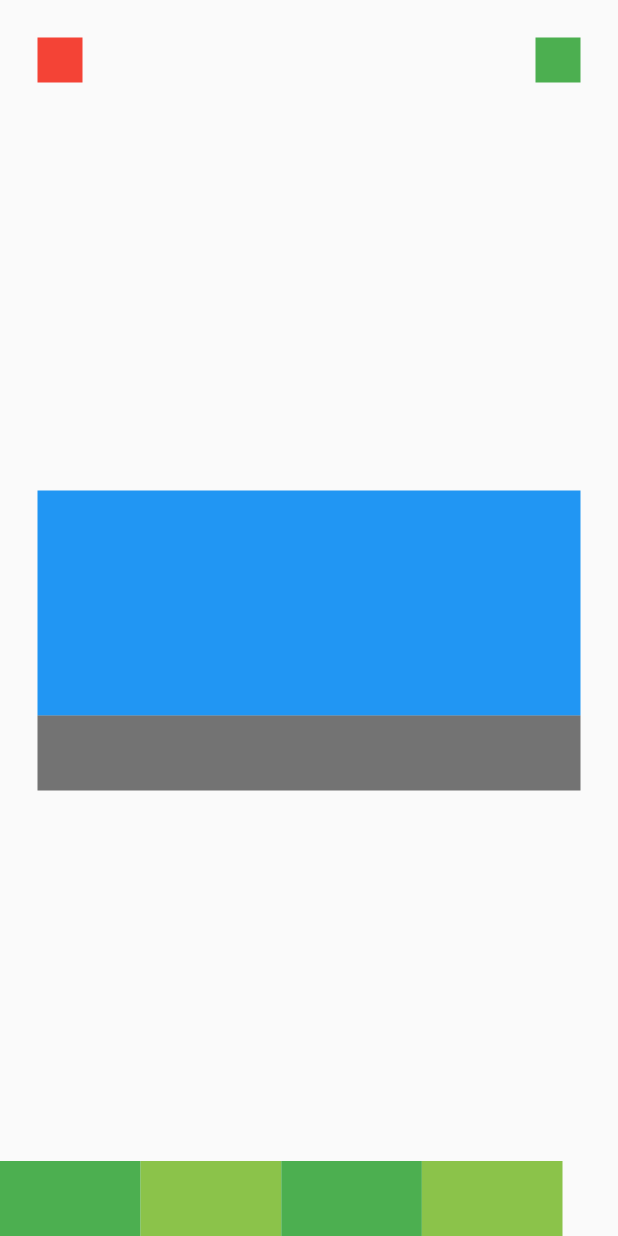
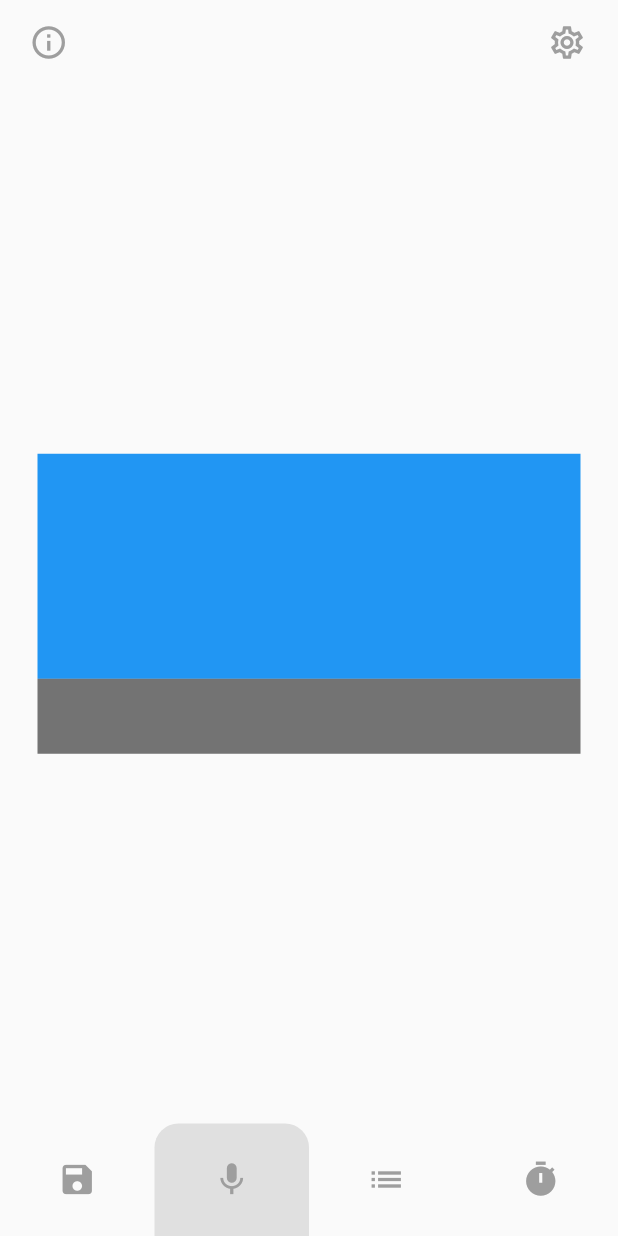
Before and after one commit to B1loliddin/noise-meter-app, a Flutter app: the screen it shows after launch, on a phone screen of 412 x 824 dp. Run offline on Flutter 3.47's test engine with Material 2 defaults, Android fonts, the light colour scheme and no system bars.

Commit message:
Added app bar and bottom navigation bar

```diff
--- a/lib/pages/main_page.dart
+++ b/lib/pages/main_page.dart
@@ -6,26 +6,38 @@ class MainPage extends StatelessWidget {
   @override
   Widget build(BuildContext context) {
     return Scaffold(
-      body: SafeArea(
-        child: Column(
-          mainAxisAlignment: MainAxisAlignment.spaceBetween,
-          children: <Widget>[
-            Padding(
-              padding: const EdgeInsets.all(25),
-              child: Row(
-                mainAxisAlignment: MainAxisAlignment.spaceBetween,
-                children: <Widget>[
-                  Container(width: 30, height: 30, color: Colors.red),
-                  Container(width: 30, height: 30, color: Colors.green),
+      appBar: AppBar(
+        forceMaterialTransparency: true,
+        leadingWidth: 65,
+        leading: IconButton(
+          onPressed: () {},
+          splashRadius: 25,
+          iconSize: 26,
+          icon: const Icon(
+            Icons.info_outline,
+            color: Colors.grey,
+          ),
+        ),
+        actions: <Widget>[
+          IconButton(
+            onPressed: () {},
+            splashRadius: 25,
+            iconSize: 26,
+            icon: const Icon(
+              Icons.settings_outlined,
+              color: Colors.grey,
+            ),
+          ),
+          const SizedBox(width: 10),
         ],
       ),
-            ),
-            Padding(
+      body: Padding(
         padding: const EdgeInsets.symmetric(horizontal: 25),
         child: Column(
+          mainAxisAlignment: MainAxisAlignment.center,
           children: <Widget>[
             Container(
-                    width: 375,
+              width: MediaQuery.of(context).size.width,
               height: 150,
               color: Colors.blue,
             ),
@@ -37,32 +49,63 @@ class MainPage extends StatelessWidget {
           ],
         ),
       ),
-            Row(
+      bottomNavigationBar: Row(
         children: <Widget>[
-                Container(
-                  width: 375 / 4,
-                  height: 50,
-                  color: Colors.green,
+          InkWell(
+            onTap: () {},
+            child: SizedBox(
+              height: 75,
+              width: MediaQuery.of(context).size.width / 4,
+              child: const Icon(
+                Icons.save,
+                size: 26,
+                color: Colors.grey,
               ),
-                Container(
-                  width: 375 / 4,
-                  height: 50,
-                  color: Colors.lightGreen,
             ),
-                Container(
-                  width: 375 / 4,
-                  height: 50,
-                  color: Colors.green,
           ),
-                Container(
-                  width: 375 / 4,
-                  height: 50,
-                  color: Colors.lightGreen,
+          Material(
+            color: Colors.grey[300],
+            borderRadius: const BorderRadius.vertical(top: Radius.circular(16)),
+            child: InkWell(
+              onTap: () {},
+              borderRadius:
+                  const BorderRadius.vertical(top: Radius.circular(16)),
+              child: SizedBox(
+                height: 75,
+                width: MediaQuery.of(context).size.width / 4,
+                child: const Icon(
+                  Icons.mic,
+                  size: 26,
+                  color: Colors.grey,
+                ),
+              ),
+            ),
+          ),
+          InkWell(
+            onTap: () {},
+            child: SizedBox(
+              height: 75,
+              width: MediaQuery.of(context).size.width / 4,
+              child: const Icon(
+                Icons.list,
+                size: 26,
+                color: Colors.grey,
+              ),
+            ),
+          ),
+          InkWell(
+            onTap: () {},
+            child: SizedBox(
+              height: 75,
+              width: MediaQuery.of(context).size.width / 4,
+              child: const Icon(
+                Icons.timer,
+                size: 26,
+                color: Colors.grey,
+              ),
+            ),
           ),
         ],
-            ),
-          ],
-        ),
       ),
     );
   }
```
Also changed, not shown: pubspec.yaml (+49 -0 lines), assets/fonts/raleway/Raleway-Black.ttf (added), assets/fonts/raleway/Raleway-BlackItalic.ttf (added), assets/fonts/raleway/Raleway-Bold.ttf (added), assets/fonts/raleway/Raleway-BoldItalic.ttf (added), assets/fonts/raleway/Raleway-ExtraBold.ttf (added), assets/fonts/raleway/Raleway-ExtraBoldItalic.ttf (added), assets/fonts/raleway/Raleway-ExtraLight.ttf (added), assets/fonts/raleway/Raleway-ExtraLightItalic.ttf (added), assets/fonts/raleway/Raleway-Italic.ttf (added), assets/fonts/raleway/Raleway-Light.ttf (added), assets/fonts/raleway/Raleway-LightItalic.ttf (added), assets/fonts/raleway/Raleway-Medium.ttf (added), assets/fonts/raleway/Raleway-MediumItalic.ttf (added), 5 more files. Lines whose indentation alone changed are shown as unchanged.
